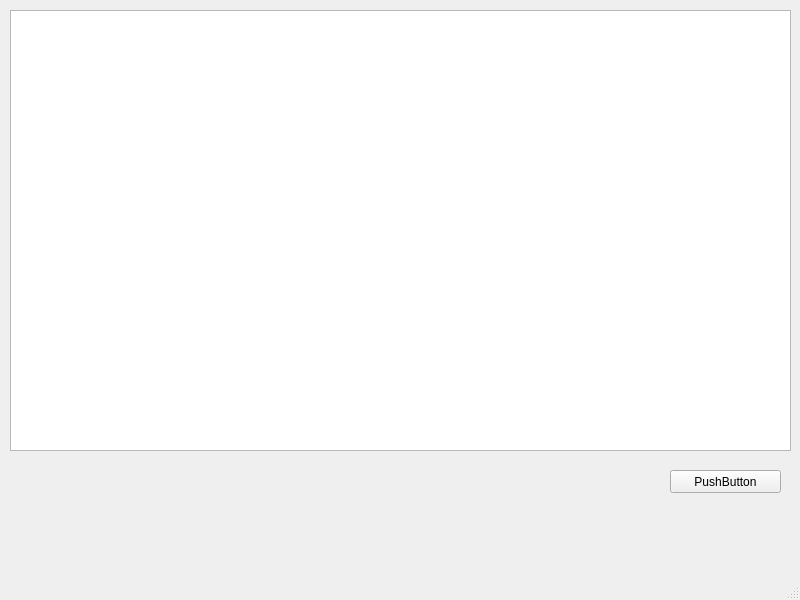
Qt form table.ui (Kyraas/work) before a commit.
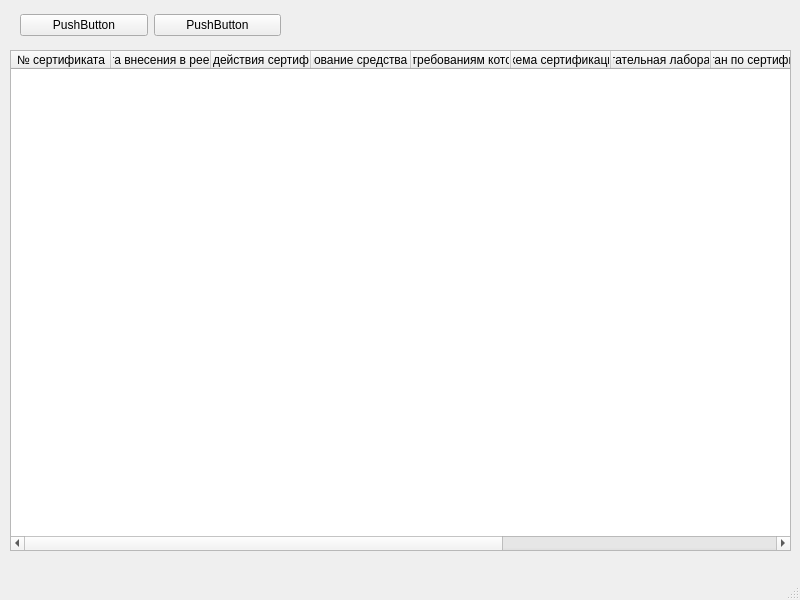
The same form after that commit.

The edit to the form file:
```diff
--- a/table.ui
+++ b/table.ui
@@ -14,28 +14,96 @@
    <string>MainWindow</string>
   </property>
   <widget class="QWidget" name="centralwidget">
-   <widget class="QTableView" name="tableView">
+   <widget class="QWidget" name="horizontalLayoutWidget">
     <property name="geometry">
      <rect>
-      <x>10</x>
+      <x>20</x>
       <y>10</y>
+      <width>261</width>
+      <height>31</height>
+     </rect>
+    </property>
+    <layout class="QHBoxLayout" name="horizontalLayout">
+     <item>
+      <widget class="QPushButton" name="pushButton_4">
+       <property name="text">
+        <string>PushButton</string>
+       </property>
+      </widget>
+     </item>
+     <item>
+      <widget class="QPushButton" name="pushButton">
+       <property name="text">
+        <string>PushButton</string>
+       </property>
+      </widget>
+     </item>
+    </layout>
+   </widget>
+   <widget class="QTableWidget" name="tableWidget">
+    <property name="geometry">
+     <rect>
+      <x>10</x>
+      <y>50</y>
       <width>781</width>
-      <height>441</height>
+      <height>501</height>
      </rect>
     </property>
-   </widget>
-   <widget class="QPushButton" name="pushButton">
-    <property name="geometry">
-     <rect>
-      <x>670</x>
-      <y>470</y>
-      <width>111</width>
-      <height>23</height>
-     </rect>
-    </property>
-    <property name="text">
-     <string>PushButton</string>
-    </property>
+    <column>
+     <property name="text">
+      <string>№ сертификата</string>
+     </property>
+    </column>
+    <column>
+     <property name="text">
+      <string>Дата внесения в реестр</string>
+     </property>
+    </column>
+    <column>
+     <property name="text">
+      <string>Срок действия сертификата</string>
+     </property>
+    </column>
+    <column>
+     <property name="text">
+      <string>Наименование средства (шифр)</string>
+     </property>
+    </column>
+    <column>
+     <property name="text">
+      <string>Наименования документов, требованиям которых соответствует средство</string>
+     </property>
+    </column>
+    <column>
+     <property name="text">
+      <string>Схема сертификации</string>
+     </property>
+    </column>
+    <column>
+     <property name="text">
+      <string>Испытательная лаборатория</string>
+     </property>
+    </column>
+    <column>
+     <property name="text">
+      <string>Орган по сертификации</string>
+     </property>
+    </column>
+    <column>
+     <property name="text">
+      <string>Заявитель</string>
+     </property>
+    </column>
+    <column>
+     <property name="text">
+      <string>Реквизиты заявителя (индекс, адрес, телефон)</string>
+     </property>
+    </column>
+    <column>
+     <property name="text">
+      <string>Информация об окончании срока технической поддержки, полученная от заявителя</string>
+     </property>
+    </column>
    </widget>
   </widget>
   <widget class="QMenuBar" name="menubar">
```
Left out of the diff: 30 changed lines with no effect on the pictures.
